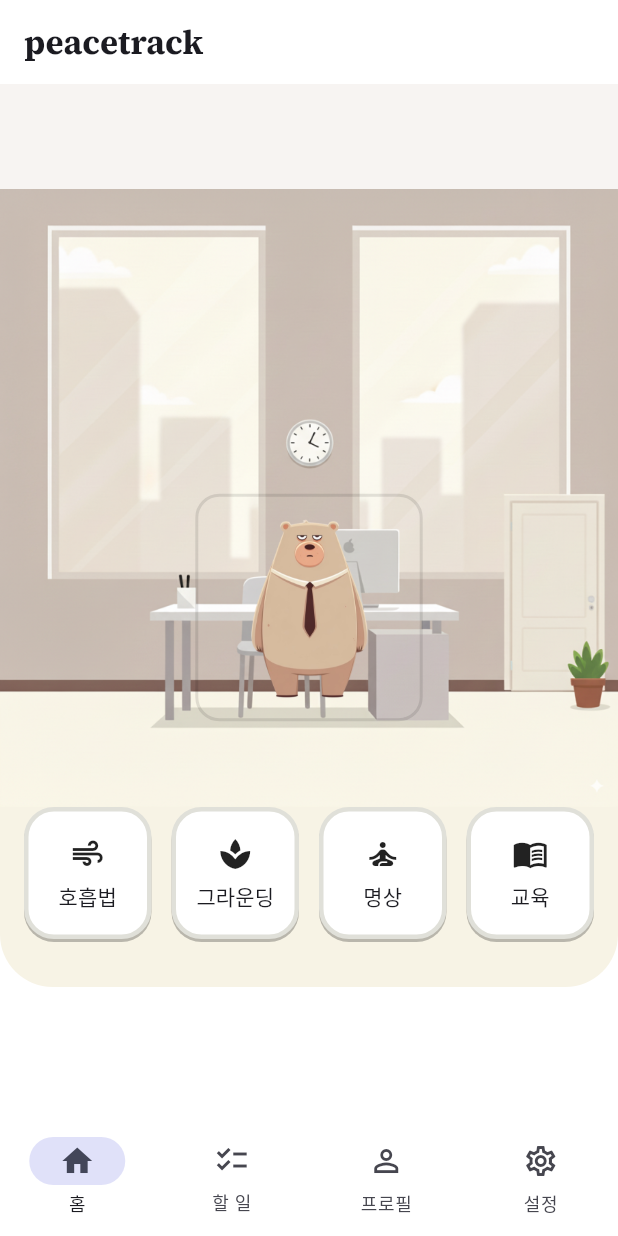
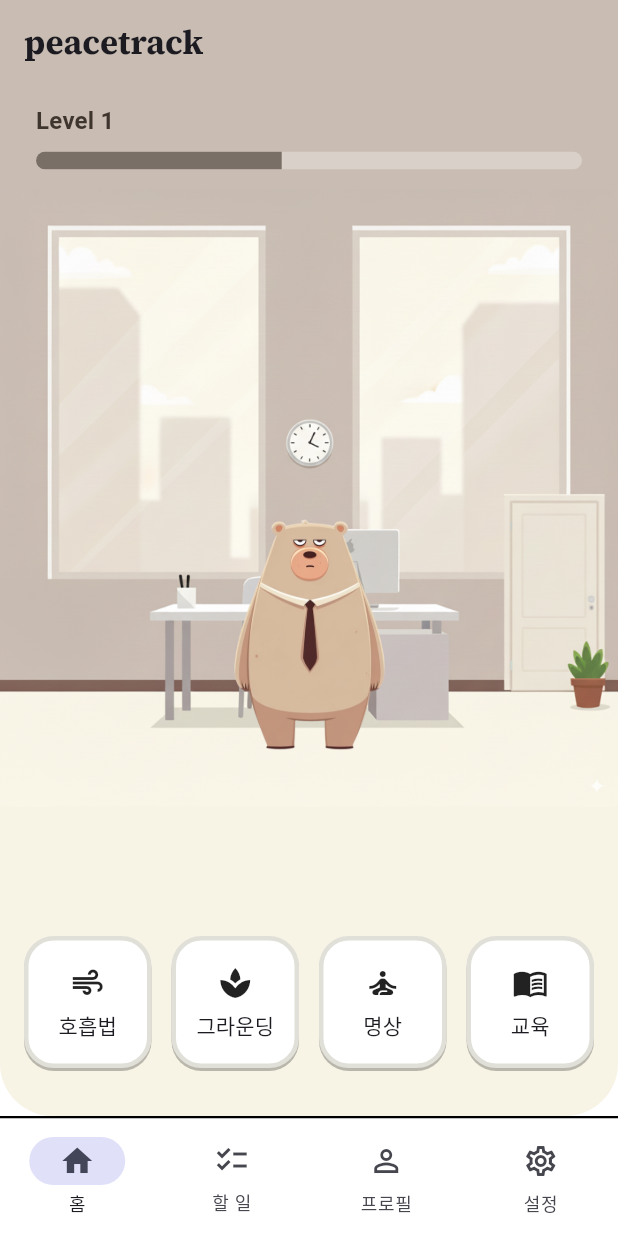
Before and after one commit to junbbbb/PanicAttack0918_02, a Flutter app: the screen it shows after launch, on a phone screen of 412 x 824 dp. Run offline on Flutter 3.47's test engine with Material 3 defaults, Android fonts, the phone set to English and light mode, and no system bars; our stand-ins replace dio, flutter_riverpod, go_router, google_fonts, riverpod_annotation, shared_preferences; generated files the repository leaves out were written again.

Commit message:
하단네비게이션바 와 버튼있는 카드 닿아있게작업

```diff
--- a/lib/app/shell_scaffold.dart
+++ b/lib/app/shell_scaffold.dart
@@ -11,7 +11,14 @@ class AppShell extends ConsumerWidget {
   Widget build(BuildContext context, WidgetRef ref) {
     return Scaffold(
       body: navigationShell,
-      bottomNavigationBar: NavigationBar(
+      bottomNavigationBar: DecoratedBox(
+        position: DecorationPosition.foreground,
+        decoration: const BoxDecoration(
+          border: Border(
+            top: BorderSide(color: Color(0xFF000000), width: 1.5),
+          ),
+        ),
+        child: NavigationBar(
           selectedIndex: navigationShell.currentIndex,
           destinations: const [
             NavigationDestination(
@@ -40,6 +47,7 @@ class AppShell extends ConsumerWidget {
             initialLocation: index == navigationShell.currentIndex,
           ),
         ),
+      ),
     );
   }
 }
--- a/lib/features/home/presentation/home_page.dart
+++ b/lib/features/home/presentation/home_page.dart
@@ -14,49 +14,67 @@ class HomePage extends StatelessWidget {
 
     return Scaffold(
       appBar: AppBar(
+        backgroundColor: const Color(0xFFC9BCB2),
         title: Text('peacetrack', style: logoTextStyle),
         centerTitle: false,
       ),
-      body: SingleChildScrollView(
-        padding: const EdgeInsets.only(bottom: 24),
-        child: Column(
+      body: Column(
         crossAxisAlignment: CrossAxisAlignment.stretch,
         children: [
           Container(
             height: 70,
-              color: const Color(0xFFF7F4F2),
+            color: const Color(0xFFC9BCB2),
+            child: Padding(
+              padding: const EdgeInsets.symmetric(horizontal: 24, vertical: 12),
+              child: Column(
+                crossAxisAlignment: CrossAxisAlignment.start,
+                mainAxisAlignment: MainAxisAlignment.center,
+                children: [
+                  Text(
+                    'Level 1',
+                    style: Theme.of(context).textTheme.titleMedium?.copyWith(
+                        color: const Color(0xFF3F352F),
+                        fontWeight: FontWeight.w600),
                   ),
-            SizedBox(
-              height: screenHeight * 0.5,
-              width: double.infinity,
-              child: Container(
-                decoration: const BoxDecoration(
-                  image: DecorationImage(
-                    image:
-                        AssetImage('assets/images/backgrounds/defaultbg.png'),
+                  const SizedBox(height: 8),
+                  ClipRRect(
+                    borderRadius: BorderRadius.circular(8),
+                    child: LinearProgressIndicator(
+                      value: 0.45,
+                      minHeight: 12,
+                      backgroundColor: Colors.white.withOpacity(0.3),
+                      valueColor:
+                          const AlwaysStoppedAnimation(Color(0xFF7A6F67)),
+                    ),
+                  ),
+                ],
+              ),
+            ),
+          ),
+          Expanded(
+            child: Column(
+              crossAxisAlignment: CrossAxisAlignment.stretch,
+              children: [
+                AspectRatio(
+                  aspectRatio: 1,
+                  child: Stack(
+                    alignment: Alignment.bottomCenter,
+                    children: [
+                      Positioned.fill(
+                        child: Image.asset(
+                          'assets/images/backgrounds/defaultbg.png',
                           fit: BoxFit.cover,
                         ),
                       ),
-                child: LayoutBuilder(
+                      LayoutBuilder(
                         builder: (context, constraints) {
-                    final width = constraints.maxWidth;
-                    final targetSize = width * 0.3;
+                          final targetSize =
+                              (constraints.maxWidth * 0.32).clamp(160.0, 320.0);
 
-                    return Align(
-                      alignment: Alignment.bottomCenter,
-                      child: Padding(
-                        padding: EdgeInsets.only(
-                          bottom: 16 + (screenHeight * 0.05),
-                        ),
+                          return Padding(
+                            padding: const EdgeInsets.only(bottom: 24),
                             child: Container(
                               padding: const EdgeInsets.all(12),
-                          decoration: BoxDecoration(
-                            borderRadius: BorderRadius.circular(16),
-                            border: Border.all(
-                              color: Colors.black.withOpacity(0.1),
-                              width: 2,
-                            ),
-                          ),
                               child: SizedBox(
                                 height: targetSize,
                                 width: targetSize,
@@ -66,10 +84,15 @@ class HomePage extends StatelessWidget {
                                 ),
                               ),
                             ),
-                      ),
                           );
                         },
                       ),
+                    ],
+                  ),
+                ),
+                Expanded(
+                  child: Container(
+                    color: const Color(0xFFF7F3E5),
                   ),
                 ),
                 Container(
@@ -110,6 +133,8 @@ class HomePage extends StatelessWidget {
                 ),
               ],
             ),
+          ),
+        ],
       ),
     );
   }
```
Lines whose indentation alone changed are shown as unchanged.
